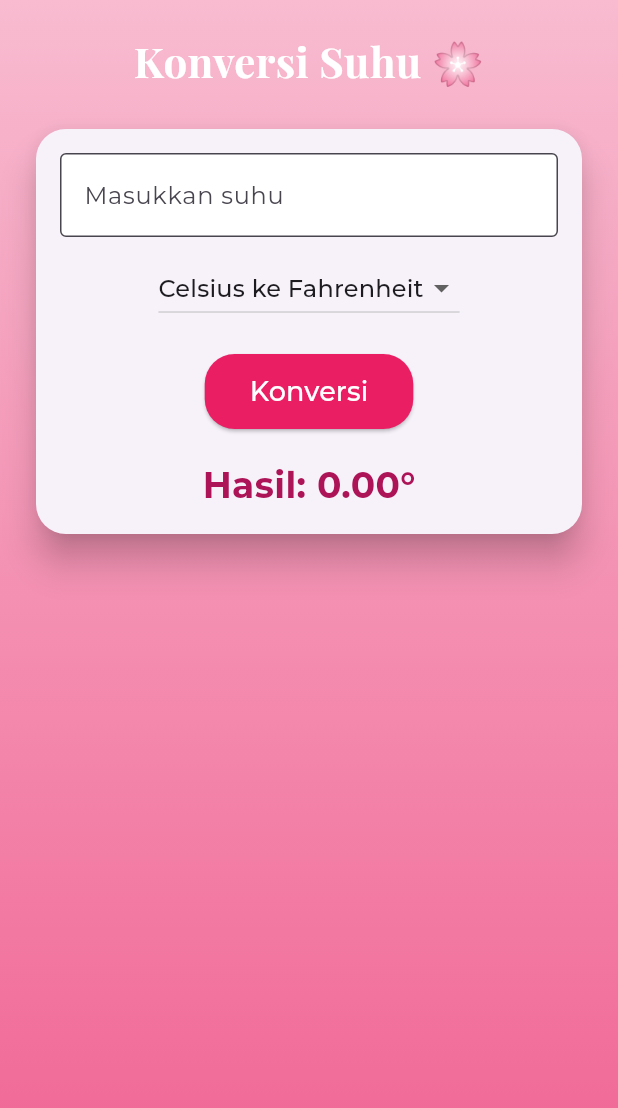
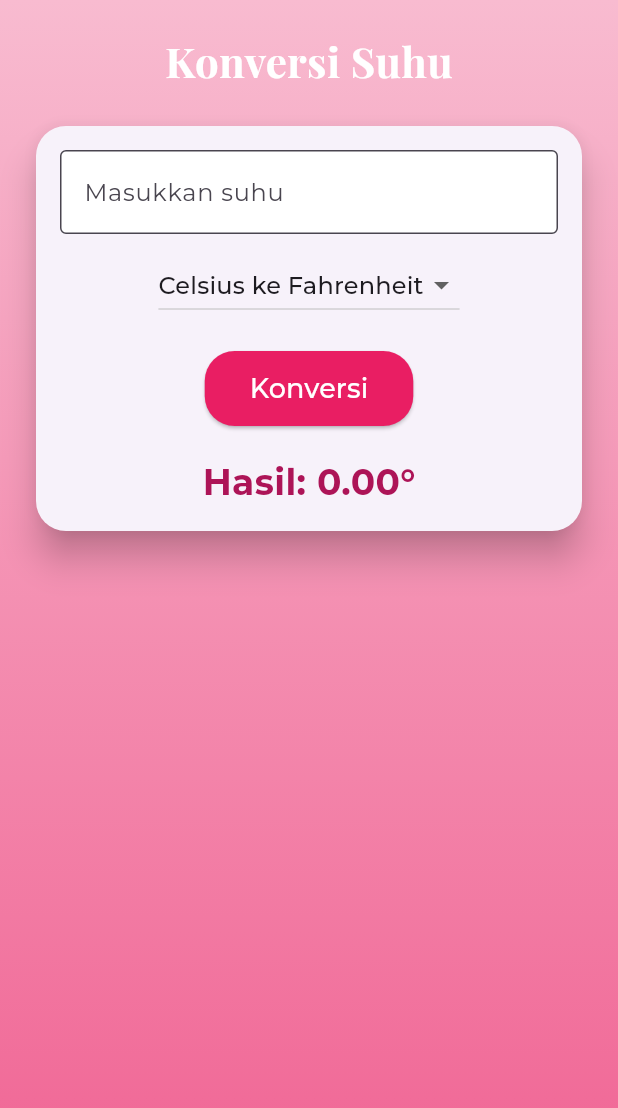
Before and after one commit to nayfazian/uts_mobile, a Flutter app: the screen it shows after launch, on a phone screen of 412 x 824 dp. Shown: the top 1108 px of the screen. Run offline on Flutter 3.47's test engine with Material 3 defaults, Android fonts, the phone set to English and light mode, and no system bars; project files that could hold a hidden picture were left out.

Commit message:
baru lagi

```diff
--- a/lib/main.dart
+++ b/lib/main.dart
@@ -59,7 +59,7 @@ class _TemperatureConverterScreenState extends State<TemperatureConverterScreen>
               mainAxisAlignment: MainAxisAlignment.center,
               children: [
                 Text(
-                  "Konversi Suhu 🌸",
+                  "Konversi Suhu",
                   style: TextStyle(
                     fontSize: 28,
                     fontWeight: FontWeight.bold,
```
